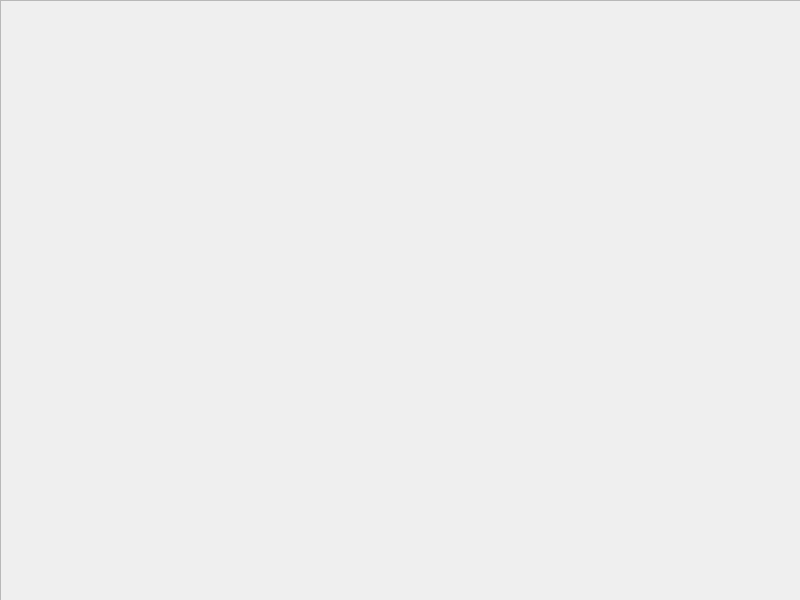
This is chocachoca/src/Version_Pedro/mainUI.ui in XemnasDestroyer/robotica as Qt 5 draws it before an edit. The edited form follows.
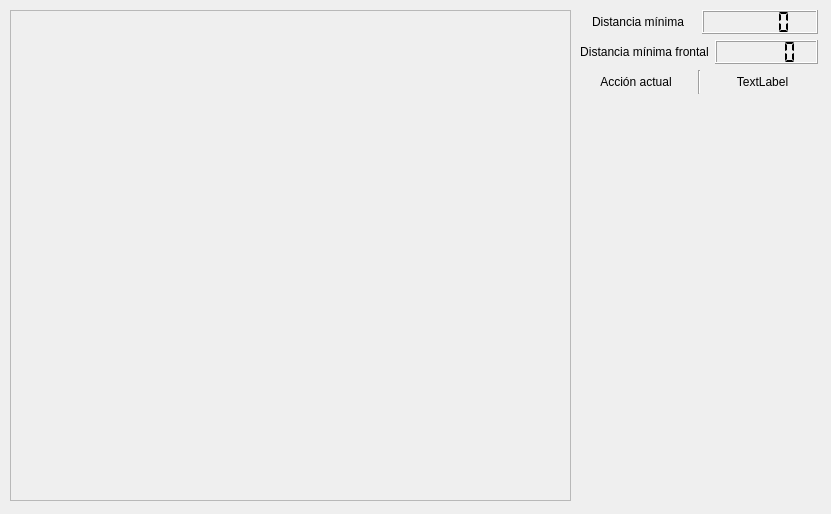
This is the edited form.

Commit message: 25/10/25 Implementación completa y mejora de la UI del chocachoca

```diff
--- a/chocachoca/src/Version_Pedro/mainUI.ui
+++ b/chocachoca/src/Version_Pedro/mainUI.ui
@@ -6,20 +6,32 @@
    <rect>
     <x>0</x>
     <y>0</y>
-    <width>800</width>
-    <height>600</height>
+    <width>831</width>
+    <height>514</height>
    </rect>
   </property>
+  <property name="minimumSize">
+   <size>
+    <width>831</width>
+    <height>514</height>
+   </size>
+  </property>
+  <property name="maximumSize">
+   <size>
+    <width>831</width>
+    <height>514</height>
+   </size>
+  </property>
   <property name="windowTitle">
    <string>chocachoca</string>
   </property>
   <widget class="QFrame" name="frame">
    <property name="geometry">
     <rect>
-     <x>0</x>
-     <y>0</y>
-     <width>801</width>
-     <height>601</height>
+     <x>10</x>
+     <y>10</y>
+     <width>561</width>
+     <height>491</height>
     </rect>
    </property>
    <property name="frameShape">
@@ -29,6 +41,559 @@
     <enum>QFrame::Raised</enum>
    </property>
   </widget>
+  <widget class="QWidget" name="">
+   <property name="geometry">
+    <rect>
+     <x>580</x>
+     <y>10</y>
+     <width>238</width>
+     <height>84</height>
+    </rect>
+   </property>
+   <layout class="QVBoxLayout" name="verticalLayout">
+    <property name="sizeConstraint">
+     <enum>QLayout::SetMinAndMaxSize</enum>
+    </property>
+    <item>
+     <layout class="QHBoxLayout" name="horizontalLayout_2">
+      <item>
+       <widget class="QLabel" name="minDist">
+        <property name="text">
+         <string>Distancia mínima</string>
+        </property>
+        <property name="alignment">
+         <set>Qt::AlignCenter</set>
+        </property>
+       </widget>
+      </item>
+      <item>
+       <widget class="QLCDNumber" name="minDistNum">
+        <property name="frameShape">
+         <enum>QFrame::Box</enum>
+        </property>
+        <property name="segmentStyle">
+         <enum>QLCDNumber::Flat</enum>
+        </property>
+       </widget>
+      </item>
+     </layout>
+    </item>
+    <item>
+     <layout class="QHBoxLayout" name="horizontalLayout">
+      <item>
+       <widget class="QLabel" name="minFrontDist">
+        <property name="text">
+         <string>Distancia mínima frontal</string>
+        </property>
+        <property name="alignment">
+         <set>Qt::AlignCenter</set>
+        </property>
+       </widget>
+      </item>
+      <item>
+       <widget class="QLCDNumber" name="minFrontDistNum">
+        <property name="frameShape">
+         <enum>QFrame::Box</enum>
+        </property>
+        <property name="midLineWidth">
+         <number>0</number>
+        </property>
+        <property name="segmentStyle">
+         <enum>QLCDNumber::Flat</enum>
+        </property>
+       </widget>
+      </item>
+     </layout>
+    </item>
+    <item>
+     <layout class="QHBoxLayout" name="horizontalLayout_3">
+      <item>
+       <widget class="QLabel" name="action">
+        <property name="text">
+         <string>Acción actual</string>
+        </property>
+        <property name="textFormat">
+         <enum>Qt::AutoText</enum>
+        </property>
+        <property name="alignment">
+         <set>Qt::AlignCenter</set>
+        </property>
+       </widget>
+      </item>
+      <item>
+       <widget class="Line" name="line">
+        <property name="orientation">
+         <enum>Qt::Vertical</enum>
+        </property>
+       </widget>
+      </item>
+      <item>
+       <widget class="QLabel" name="actualAction">
+        <property name="palette">
+         <palette>
+          <active>
+           <colorrole role="WindowText">
+            <brush brushstyle="SolidPattern">
+             <color alpha="255">
+              <red>0</red>
+              <green>0</green>
+              <blue>0</blue>
+             </color>
+            </brush>
+           </colorrole>
+           <colorrole role="Button">
+            <brush brushstyle="SolidPattern">
+             <color alpha="255">
+              <red>239</red>
+              <green>239</green>
+              <blue>239</blue>
+             </color>
+            </brush>
+           </colorrole>
+           <colorrole role="Light">
+            <brush brushstyle="SolidPattern">
+             <color alpha="255">
+              <red>255</red>
+              <green>255</green>
+              <blue>255</blue>
+             </color>
+            </brush>
+           </colorrole>
+           <colorrole role="Midlight">
+            <brush brushstyle="SolidPattern">
+             <color alpha="255">
+              <red>247</red>
+              <green>247</green>
+              <blue>247</blue>
+             </color>
+            </brush>
+           </colorrole>
+           <colorrole role="Dark">
+            <brush brushstyle="SolidPattern">
+             <color alpha="255">
+              <red>119</red>
+              <green>119</green>
+              <blue>119</blue>
+             </color>
+            </brush>
+           </colorrole>
+           <colorrole role="Mid">
+            <brush brushstyle="SolidPattern">
+             <color alpha="255">
+              <red>159</red>
+              <green>159</green>
+              <blue>159</blue>
+             </color>
+            </brush>
+           </colorrole>
+           <colorrole role="Text">
+            <brush brushstyle="SolidPattern">
+             <color alpha="255">
+              <red>0</red>
+              <green>0</green>
+              <blue>0</blue>
+             </color>
+            </brush>
+           </colorrole>
+           <colorrole role="BrightText">
+            <brush brushstyle="SolidPattern">
+             <color alpha="255">
+              <red>255</red>
+              <green>255</green>
+              <blue>255</blue>
+             </color>
+            </brush>
+           </colorrole>
+           <colorrole role="ButtonText">
+            <brush brushstyle="SolidPattern">
+             <color alpha="255">
+              <red>0</red>
+              <green>0</green>
+              <blue>0</blue>
+             </color>
+            </brush>
+           </colorrole>
+           <colorrole role="Base">
+            <brush brushstyle="SolidPattern">
+             <color alpha="255">
+              <red>255</red>
+              <green>255</green>
+              <blue>255</blue>
+             </color>
+            </brush>
+           </colorrole>
+           <colorrole role="Window">
+            <brush brushstyle="SolidPattern">
+             <color alpha="255">
+              <red>239</red>
+              <green>239</green>
+              <blue>239</blue>
+             </color>
+            </brush>
+           </colorrole>
+           <colorrole role="Shadow">
+            <brush brushstyle="SolidPattern">
+             <color alpha="255">
+              <red>0</red>
+              <green>0</green>
+              <blue>0</blue>
+             </color>
+            </brush>
+           </colorrole>
+           <colorrole role="AlternateBase">
+            <brush brushstyle="SolidPattern">
+             <color alpha="255">
+              <red>247</red>
+              <green>247</green>
+              <blue>247</blue>
+             </color>
+            </brush>
+           </colorrole>
+           <colorrole role="ToolTipBase">
+            <brush brushstyle="SolidPattern">
+             <color alpha="255">
+              <red>255</red>
+              <green>255</green>
+              <blue>220</blue>
+             </color>
+            </brush>
+           </colorrole>
+           <colorrole role="ToolTipText">
+            <brush brushstyle="SolidPattern">
+             <color alpha="255">
+              <red>0</red>
+              <green>0</green>
+              <blue>0</blue>
+             </color>
+            </brush>
+           </colorrole>
+           <colorrole role="PlaceholderText">
+            <brush brushstyle="SolidPattern">
+             <color alpha="127">
+              <red>0</red>
+              <green>0</green>
+              <blue>0</blue>
+             </color>
+            </brush>
+           </colorrole>
+          </active>
+          <inactive>
+           <colorrole role="WindowText">
+            <brush brushstyle="SolidPattern">
+             <color alpha="255">
+              <red>0</red>
+              <green>0</green>
+              <blue>0</blue>
+             </color>
+            </brush>
+           </colorrole>
+           <colorrole role="Button">
+            <brush brushstyle="SolidPattern">
+             <color alpha="255">
+              <red>239</red>
+              <green>239</green>
+              <blue>239</blue>
+             </color>
+            </brush>
+           </colorrole>
+           <colorrole role="Light">
+            <brush brushstyle="SolidPattern">
+             <color alpha="255">
+              <red>255</red>
+              <green>255</green>
+              <blue>255</blue>
+             </color>
+            </brush>
+           </colorrole>
+           <colorrole role="Midlight">
+            <brush brushstyle="SolidPattern">
+             <color alpha="255">
+              <red>202</red>
+              <green>202</green>
+              <blue>202</blue>
+             </color>
+            </brush>
+           </colorrole>
+           <colorrole role="Dark">
+            <brush brushstyle="SolidPattern">
+             <color alpha="255">
+              <red>159</red>
+              <green>159</green>
+              <blue>159</blue>
+             </color>
+            </brush>
+           </colorrole>
+           <colorrole role="Mid">
+            <brush brushstyle="SolidPattern">
+             <color alpha="255">
+              <red>184</red>
+              <green>184</green>
+              <blue>184</blue>
+             </color>
+            </brush>
+           </colorrole>
+           <colorrole role="Text">
+            <brush brushstyle="SolidPattern">
+             <color alpha="255">
+              <red>0</red>
+              <green>0</green>
+              <blue>0</blue>
+             </color>
+            </brush>
+           </colorrole>
+           <colorrole role="BrightText">
+            <brush brushstyle="SolidPattern">
+             <color alpha="255">
+              <red>255</red>
+              <green>255</green>
+              <blue>255</blue>
+             </color>
+            </brush>
+           </colorrole>
+           <colorrole role="ButtonText">
+            <brush brushstyle="SolidPattern">
+             <color alpha="255">
+              <red>0</red>
+              <green>0</green>
+              <blue>0</blue>
+             </color>
+            </brush>
+           </colorrole>
+           <colorrole role="Base">
+            <brush brushstyle="SolidPattern">
+             <color alpha="255">
+              <red>255</red>
+              <green>255</green>
+              <blue>255</blue>
+             </color>
+            </brush>
+           </colorrole>
+           <colorrole role="Window">
+            <brush brushstyle="SolidPattern">
+             <color alpha="255">
+              <red>239</red>
+              <green>239</green>
+              <blue>239</blue>
+             </color>
+            </brush>
+           </colorrole>
+           <colorrole role="Shadow">
+            <brush brushstyle="SolidPattern">
+             <color alpha="255">
+              <red>118</red>
+              <green>118</green>
+              <blue>118</blue>
+             </color>
+            </brush>
+           </colorrole>
+           <colorrole role="AlternateBase">
+            <brush brushstyle="SolidPattern">
+             <color alpha="255">
+              <red>247</red>
+              <green>247</green>
+              <blue>247</blue>
+             </color>
+            </brush>
+           </colorrole>
+           <colorrole role="ToolTipBase">
+            <brush brushstyle="SolidPattern">
+             <color alpha="255">
+              <red>255</red>
+              <green>255</green>
+              <blue>220</blue>
+             </color>
+            </brush>
+           </colorrole>
+           <colorrole role="ToolTipText">
+            <brush brushstyle="SolidPattern">
+             <color alpha="255">
+              <red>0</red>
+              <green>0</green>
+              <blue>0</blue>
+             </color>
+            </brush>
+           </colorrole>
+           <colorrole role="PlaceholderText">
+            <brush brushstyle="SolidPattern">
+             <color alpha="128">
+              <red>0</red>
+              <green>0</green>
+              <blue>0</blue>
+             </color>
+            </brush>
+           </colorrole>
+          </inactive>
+          <disabled>
+           <colorrole role="WindowText">
+            <brush brushstyle="SolidPattern">
+             <color alpha="255">
+              <red>119</red>
+              <green>119</green>
+              <blue>119</blue>
+             </color>
+            </brush>
+           </colorrole>
+           <colorrole role="Button">
+            <brush brushstyle="SolidPattern">
+             <color alpha="255">
+              <red>239</red>
+              <green>239</green>
+              <blue>239</blue>
+             </color>
+            </brush>
+           </colorrole>
+           <colorrole role="Light">
+            <brush brushstyle="SolidPattern">
+             <color alpha="255">
+              <red>255</red>
+              <green>255</green>
+              <blue>255</blue>
+             </color>
+            </brush>
+           </colorrole>
+           <colorrole role="Midlight">
+            <brush brushstyle="SolidPattern">
+             <color alpha="255">
+              <red>247</red>
+              <green>247</green>
+              <blue>247</blue>
+             </color>
+            </brush>
+           </colorrole>
+           <colorrole role="Dark">
+            <brush brushstyle="SolidPattern">
+             <color alpha="255">
+              <red>119</red>
+              <green>119</green>
+              <blue>119</blue>
+             </color>
+            </brush>
+           </colorrole>
+           <colorrole role="Mid">
+            <brush brushstyle="SolidPattern">
+             <color alpha="255">
+              <red>159</red>
+              <green>159</green>
+              <blue>159</blue>
+             </color>
+            </brush>
+           </colorrole>
+           <colorrole role="Text">
+            <brush brushstyle="SolidPattern">
+             <color alpha="255">
+              <red>119</red>
+              <green>119</green>
+              <blue>119</blue>
+             </color>
+            </brush>
+           </colorrole>
+           <colorrole role="BrightText">
+            <brush brushstyle="SolidPattern">
+             <color alpha="255">
+              <red>255</red>
+              <green>255</green>
+              <blue>255</blue>
+             </color>
+            </brush>
+           </colorrole>
+           <colorrole role="ButtonText">
+            <brush brushstyle="SolidPattern">
+             <color alpha="255">
+              <red>119</red>
+              <green>119</green>
+              <blue>119</blue>
+             </color>
+            </brush>
+           </colorrole>
+           <colorrole role="Base">
+            <brush brushstyle="SolidPattern">
+             <color alpha="255">
+              <red>239</red>
+              <green>239</green>
+              <blue>239</blue>
+             </color>
+            </brush>
+           </colorrole>
+           <colorrole role="Window">
+            <brush brushstyle="SolidPattern">
+             <color alpha="255">
+              <red>239</red>
+              <green>239</green>
+              <blue>239</blue>
+             </color>
+            </brush>
+           </colorrole>
+           <colorrole role="Shadow">
+            <brush brushstyle="SolidPattern">
+             <color alpha="255">
+              <red>177</red>
+              <green>177</green>
+              <blue>177</blue>
+             </color>
+            </brush>
+           </colorrole>
+           <colorrole role="AlternateBase">
+            <brush brushstyle="SolidPattern">
+             <color alpha="255">
+              <red>247</red>
+              <green>247</green>
+              <blue>247</blue>
+             </color>
+            </brush>
+           </colorrole>
+           <colorrole role="ToolTipBase">
+            <brush brushstyle="SolidPattern">
+             <color alpha="255">
+              <red>255</red>
+              <green>255</green>
+              <blue>220</blue>
+             </color>
+            </brush>
+           </colorrole>
+           <colorrole role="ToolTipText">
+            <brush brushstyle="SolidPattern">
+             <color alpha="255">
+              <red>0</red>
+              <green>0</green>
+              <blue>0</blue>
+             </color>
+            </brush>
+           </colorrole>
+           <colorrole role="PlaceholderText">
+            <brush brushstyle="SolidPattern">
+             <color alpha="128">
+              <red>0</red>
+              <green>0</green>
+              <blue>0</blue>
+             </color>
+            </brush>
+           </colorrole>
+          </disabled>
+         </palette>
+        </property>
+        <property name="font">
+         <font>
+          <italic>false</italic>
+          <bold>false</bold>
+          <underline>false</underline>
+          <strikeout>false</strikeout>
+         </font>
+        </property>
+        <property name="autoFillBackground">
+         <bool>false</bool>
+        </property>
+        <property name="text">
+         <string>TextLabel</string>
+        </property>
+        <property name="alignment">
+         <set>Qt::AlignCenter</set>
+        </property>
+       </widget>
+      </item>
+     </layout>
+    </item>
+   </layout>
+  </widget>
  </widget>
  <resources/>
  <connections/>
```
The commit also changes 3 other files.
